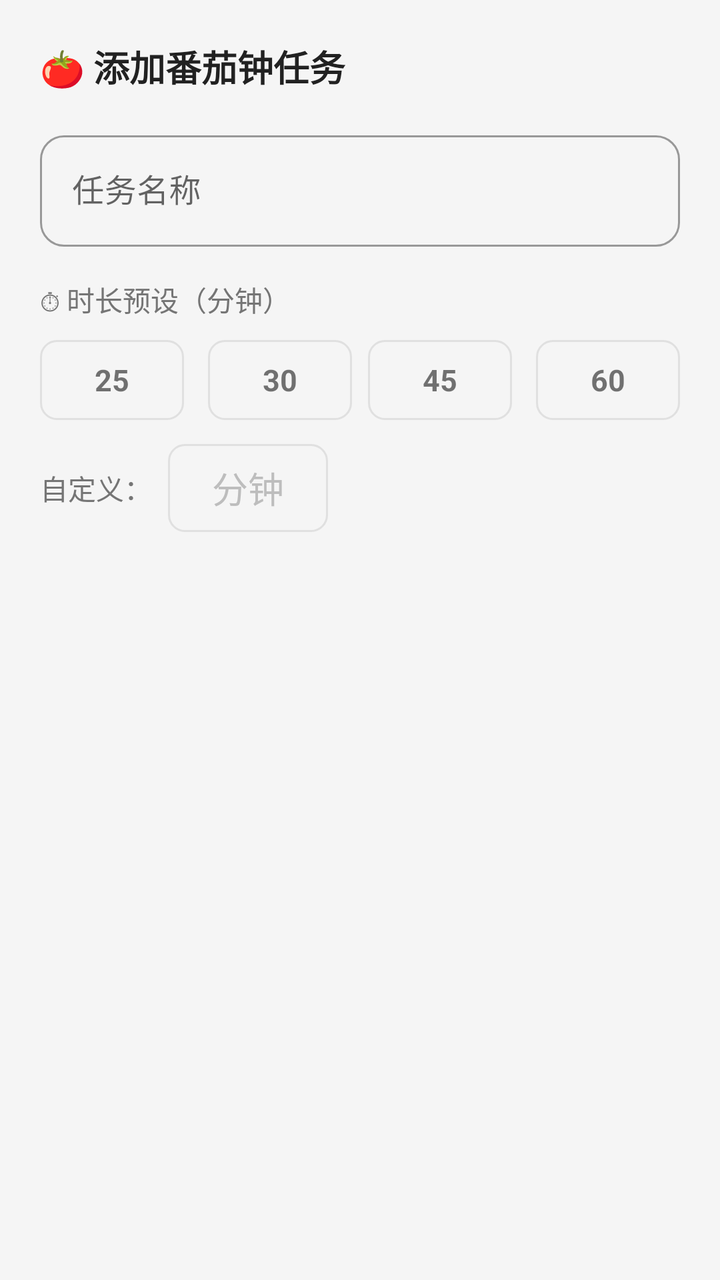
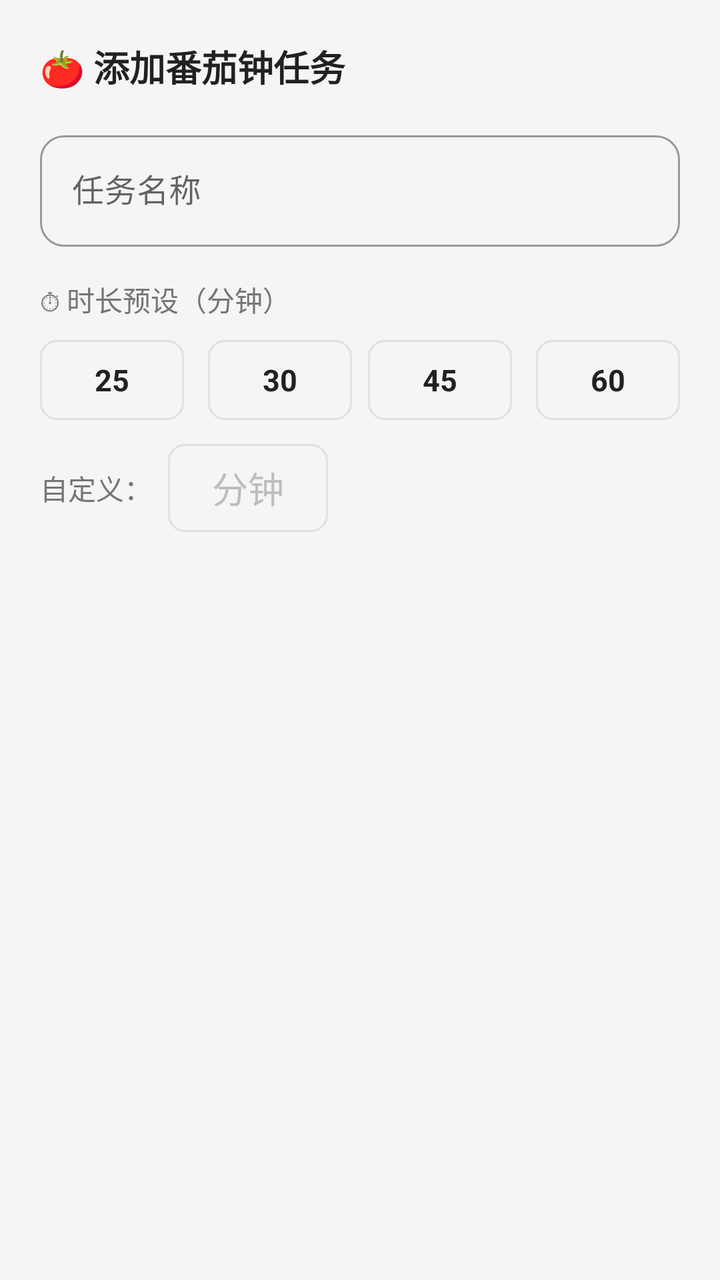

Before-and-after screenshots of an Android layout around one commit, followed by the original layout XML and the change that was made.
<!-- AndroidManifest.xml: application theme Theme.ToDoList -->
<!-- res/layout/dialog_add_pomodoro_task.xml -->
<?xml version="1.0" encoding="utf-8"?>
<LinearLayout xmlns:android="http://schemas.android.com/apk/res/android"
    xmlns:app="http://schemas.android.com/apk/res-auto"
    android:layout_width="match_parent"
    android:layout_height="wrap_content"
    android:orientation="vertical"
    android:padding="20dp">

    <TextView
        android:layout_width="wrap_content"
        android:layout_height="wrap_content"
        android:text="🍅 添加番茄钟任务"
        android:textSize="18sp"
        android:textColor="@color/text_primary"
        android:textStyle="bold"
        android:layout_marginBottom="16dp" />

    <com.google.android.material.textfield.TextInputLayout
        android:layout_width="match_parent"
        android:layout_height="wrap_content"
        android:hint="任务名称"
        style="@style/Widget.MaterialComponents.TextInputLayout.OutlinedBox"
        app:boxCornerRadiusBottomEnd="12dp"
        app:boxCornerRadiusBottomStart="12dp"
        app:boxCornerRadiusTopEnd="12dp"
        app:boxCornerRadiusTopStart="12dp"
        android:layout_marginBottom="16dp">

        <com.google.android.material.textfield.TextInputEditText
            android:id="@+id/edit_task_name"
            android:layout_width="match_parent"
            android:layout_height="wrap_content"
            android:inputType="text"
            android:singleLine="true" />
    </com.google.android.material.textfield.TextInputLayout>

    <TextView
        android:layout_width="wrap_content"
        android:layout_height="wrap_content"
        android:text="⏱ 时长预设（分钟）"
        android:textSize="14sp"
        android:textColor="@color/text_secondary"
        android:layout_marginBottom="10dp" />

    <LinearLayout
        android:layout_width="match_parent"
        android:layout_height="wrap_content"
        android:orientation="horizontal"
        android:layout_marginBottom="12dp">

        <TextView
            android:id="@+id/chip_25"
            android:layout_width="0dp"
            android:layout_height="40dp"
            android:layout_weight="1"
            android:text="25"
            android:textSize="15sp"
            android:textStyle="bold"
            android:gravity="center"
            android:background="@drawable/chip_default_bg"
            android:clickable="true"
            android:focusable="true"
            android:layout_marginEnd="8dp" />

        <TextView
            android:id="@+id/chip_30"
            android:layout_width="0dp"
            android:layout_height="40dp"
            android:layout_weight="1"
            android:text="30"
            android:textSize="15sp"
            android:textStyle="bold"
            android:gravity="center"
            android:background="@drawable/chip_default_bg"
            android:clickable="true"
            android:focusable="true"
            android:layout_marginHorizontal="4dp" />

        <TextView
            android:id="@+id/chip_45"
            android:layout_width="0dp"
            android:layout_height="40dp"
            android:layout_weight="1"
            android:text="45"
            android:textSize="15sp"
            android:textStyle="bold"
            android:gravity="center"
            android:background="@drawable/chip_default_bg"
            android:clickable="true"
            android:focusable="true"
            android:layout_marginHorizontal="4dp" />

        <TextView
            android:id="@+id/chip_60"
            android:layout_width="0dp"
            android:layout_height="40dp"
            android:layout_weight="1"
            android:text="60"
            android:textSize="15sp"
            android:textStyle="bold"
            android:gravity="center"
            android:background="@drawable/chip_default_bg"
            android:clickable="true"
            android:focusable="true"
            android:layout_marginStart="8dp" />
    </LinearLayout>

    <LinearLayout
        android:layout_width="match_parent"
        android:layout_height="wrap_content"
        android:orientation="horizontal"
        android:gravity="center_vertical">

        <TextView
            android:layout_width="wrap_content"
            android:layout_height="wrap_content"
            android:text="自定义："
            android:textSize="14sp"
            android:textColor="@color/text_secondary" />

        <EditText
            android:id="@+id/edit_custom_minutes"
            android:layout_width="80dp"
            android:layout_height="44dp"
            android:inputType="number"
            android:hint="分钟"
            android:gravity="center"
            android:background="@drawable/chip_default_bg"
            android:layout_marginStart="8dp" />
    </LinearLayout>
</LinearLayout>
<!-- resources referenced by this layout -->
<resources>
  <color name="text_primary">#212121</color>
  <color name="text_secondary">#757575</color>
  <!-- drawable chip_default_bg (drawable) -->
  <?xml version="1.0" encoding="utf-8"?>
  <shape xmlns:android="http://schemas.android.com/apk/res/android"
      android:shape="rectangle">
      <solid android:color="@color/surface_light" />
      <stroke android:width="1dp" android:color="@color/card_stroke" />
      <corners android:radius="8dp" />
  </shape>
  <style name="Theme.ToDoList" parent="Theme.MaterialComponents.Light.NoActionBar">
          
          <item name="colorPrimary">@color/yellow_primary</item>
          <item name="colorPrimaryDark">@color/yellow_dark</item>
          <item name="colorAccent">@color/yellow_accent</item>
          <item name="colorOnPrimary">@color/text_primary</item>
  
          
          <item name="android:colorBackground">@color/surface_light</item>
          <item name="colorSurface">@color/card_white</item>
  
          
          <item name="android:textColorPrimary">@color/text_primary</item>
          <item name="android:textColorSecondary">@color/text_secondary</item>
          <item name="android:textColorHint">@color/text_hint</item>
  
          
          <item name="android:statusBarColor">@color/yellow_dark</item>
          <item name="android:navigationBarColor">@color/card_white</item>
  
          
          <item name="bottomNavigationStyle">@style/BottomNavStyle</item>
      </style>
  <color name="surface_light">#FFF5F5F5</color>
  <color name="card_stroke">#E0E0E0</color>
  <color name="yellow_primary">#FFD54F</color>
  <color name="yellow_dark">#FFC107</color>
  <color name="yellow_accent">#FFEB3B</color>
  <color name="card_white">#FFFFFFFF</color>
  <color name="text_hint">#BDBDBD</color>
  <style name="BottomNavStyle" parent="Widget.MaterialComponents.BottomNavigationView">
          <item name="itemIconTint">@color/nav_icon_tint</item>
          <item name="itemTextColor">@color/nav_icon_tint</item>
          <item name="android:background">@color/card_white</item>
          <item name="elevation">8dp</item>
      </style>
</resources>

<!-- the commit's change to res/layout/dialog_add_pomodoro_task.xml (unified diff, before → after) -->
@@ -57,7 +57,8 @@
             android:textSize="15sp"
             android:textStyle="bold"
             android:gravity="center"
-            android:background="@drawable/chip_default_bg"
+            android:background="@drawable/chip_selector_bg"
+            android:textColor="@color/text_primary"
             android:clickable="true"
             android:focusable="true"
             android:layout_marginEnd="8dp" />
@@ -71,7 +72,8 @@
             android:textSize="15sp"
             android:textStyle="bold"
             android:gravity="center"
-            android:background="@drawable/chip_default_bg"
+            android:background="@drawable/chip_selector_bg"
+            android:textColor="@color/text_primary"
             android:clickable="true"
             android:focusable="true"
             android:layout_marginHorizontal="4dp" />
@@ -85,7 +87,8 @@
             android:textSize="15sp"
             android:textStyle="bold"
             android:gravity="center"
-            android:background="@drawable/chip_default_bg"
+            android:background="@drawable/chip_selector_bg"
+            android:textColor="@color/text_primary"
             android:clickable="true"
             android:focusable="true"
             android:layout_marginHorizontal="4dp" />
@@ -99,7 +102,8 @@
             android:textSize="15sp"
             android:textStyle="bold"
             android:gravity="center"
-            android:background="@drawable/chip_default_bg"
+            android:background="@drawable/chip_selector_bg"
+            android:textColor="@color/text_primary"
             android:clickable="true"
             android:focusable="true"
             android:layout_marginStart="8dp" />
<!-- resource entries referenced after the edit -->
@@ -10,6 +10,29 @@
       <stroke android:width="1dp" android:color="@color/card_stroke" />
       <corners android:radius="8dp" />
   </shape>
+  <!-- drawable chip_selector_bg (drawable) -->
+  <?xml version="1.0" encoding="utf-8"?>
+  <selector xmlns:android="http://schemas.android.com/apk/res/android">
+  
+      
+      <item android:state_selected="true">
+          <shape android:shape="rectangle">
+              <solid android:color="@color/yellow_primary" />
+              <stroke android:width="2dp" android:color="@color/yellow_dark" />
+              <corners android:radius="8dp" />
+          </shape>
+      </item>
+  
+      
+      <item>
+          <shape android:shape="rectangle">
+              <solid android:color="@color/surface_light" />
+              <stroke android:width="1dp" android:color="@color/card_stroke" />
+              <corners android:radius="8dp" />
+          </shape>
+      </item>
+  
+  </selector>
   <style name="Theme.ToDoList" parent="Theme.MaterialComponents.Light.NoActionBar">
           
           <item name="colorPrimary">@color/yellow_primary</item>
